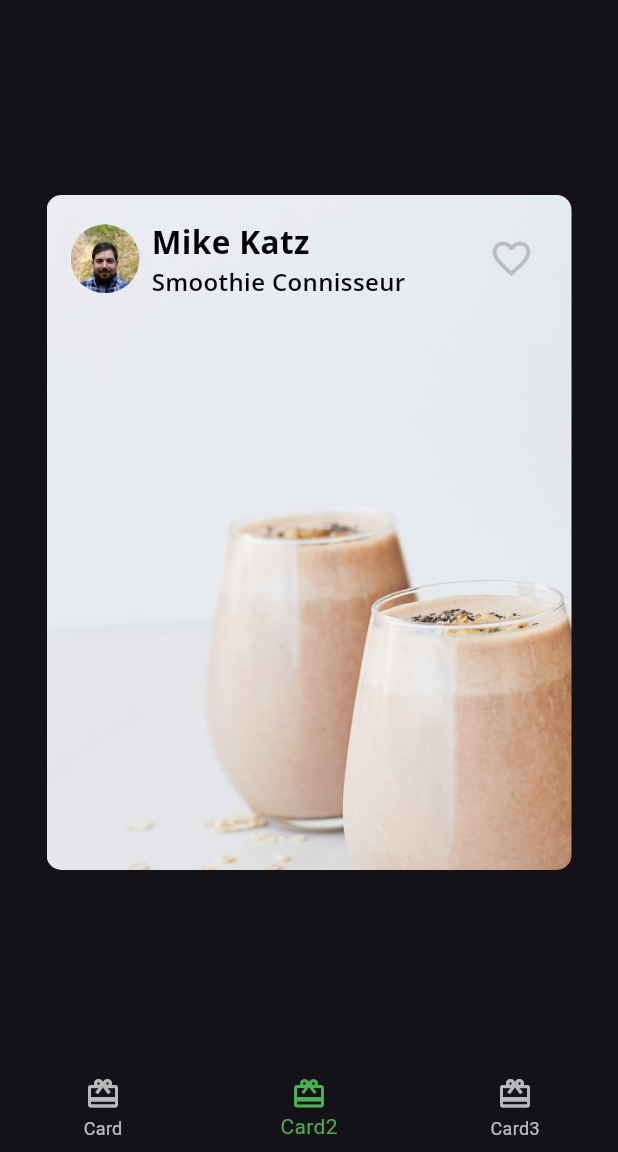
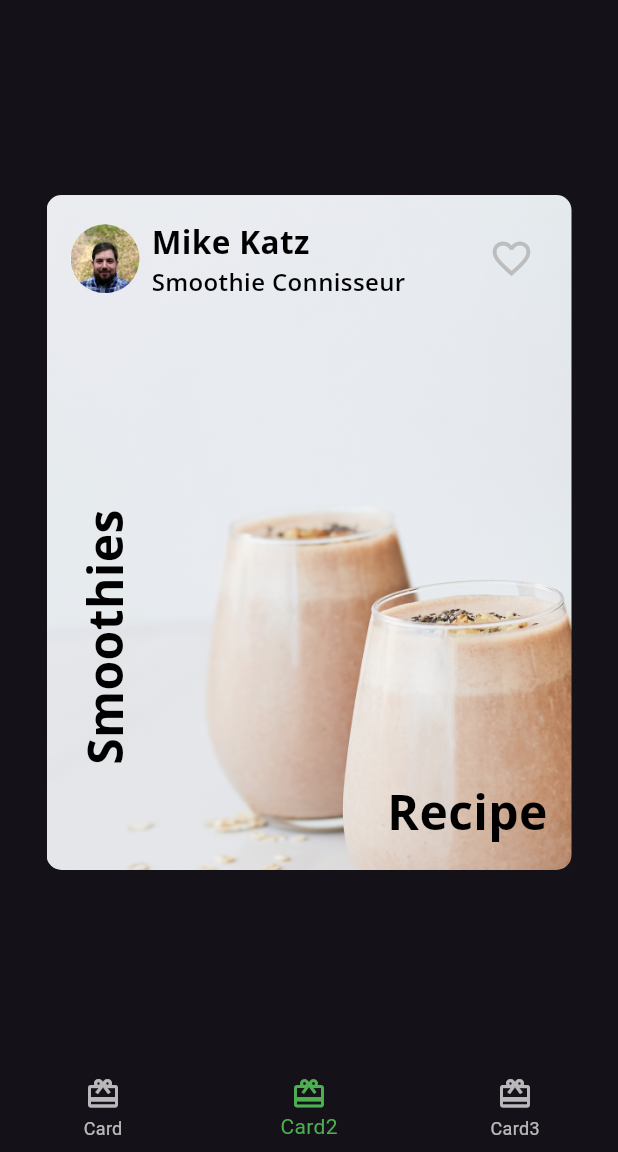
Before and after one commit to triastanto/flta-03-basic-widgets, a Flutter app: the screen it shows after launch, item 2 of the bottom bar chosen, on a phone screen of 412 x 824 dp, the part 84-1236 px from its top. Run offline on Flutter 3.47's test engine with Material 3 defaults, Android fonts, the phone set to English and light mode, and no system bars; our stand-ins replace google_fonts.

Commit message:
composing the text

```diff
--- a/lib/card2.dart
+++ b/lib/card2.dart
@@ -1,4 +1,5 @@
 import 'package:flutter/material.dart';
+import 'package:fooderlich/fooderlich_theme.dart';
 import 'author_card.dart';
 
 class Card2 extends StatelessWidget {
@@ -28,7 +29,31 @@ class Card2 extends StatelessWidget {
               title: 'Smoothie Connisseur',
               imageProvider: AssetImage('assets/author_katz.jpeg'),
             ),
-            // TODO: Add Positioned text
+            Expanded(
+              child: Stack(
+                children: [
+                  Positioned(
+                    bottom: 16,
+                    right: 16,
+                    child: Text(
+                      'Recipe',
+                      style: FooderlichTheme.lightTextTheme.displayLarge,
+                    ),
+                  ),
+                  Positioned(
+                    bottom: 70,
+                    left: 16,
+                    child: RotatedBox(
+                      quarterTurns: 3,
+                      child: Text(
+                        'Smoothies',
+                        style: FooderlichTheme.lightTextTheme.displayLarge,
+                      ),
+                    ),
+                  ),
+                ],
+              ),
+            ),
           ],
         ),
       ),
```
